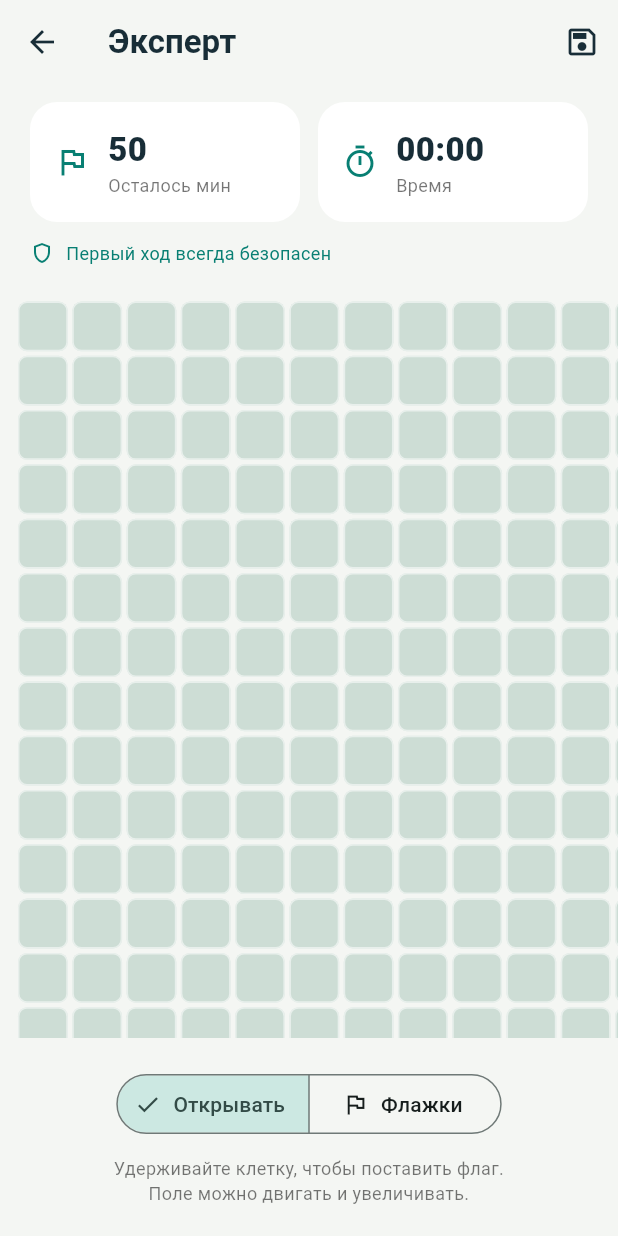
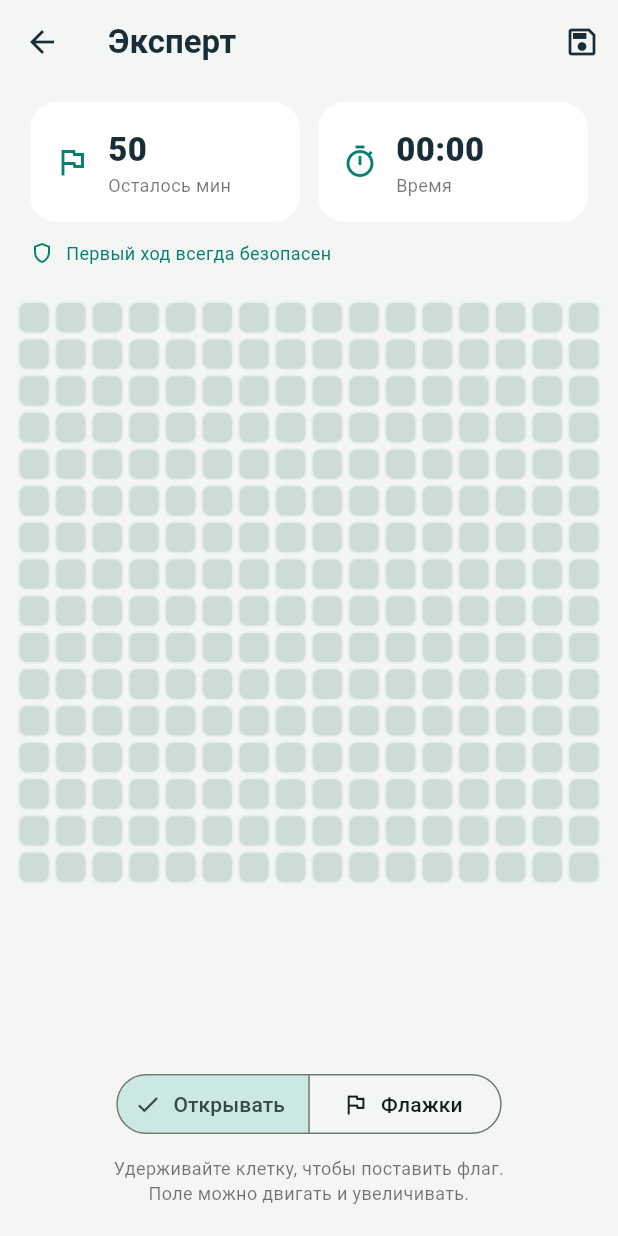
Before and after one commit to 13danny13/Minesweeper, a Flutter app: the screen it shows after launch, after a tap on "Любитель", after a tap on "Эксперт", after a tap on "Новая игра", on a phone screen of 412 x 824 dp. Run offline on Flutter 3.47's test engine with Material 3 defaults, Android fonts, the light colour scheme and no system bars; our stand-ins replace shared_preferences.

Commit message:
fix: scale game board and menu to screen dimensions

```diff
--- a/lib/main.dart
+++ b/lib/main.dart
@@ -145,8 +145,7 @@ class _HomeScreenState extends State<HomeScreen> {
       body: Center(
         child: ConstrainedBox(
           constraints: const BoxConstraints(maxWidth: 640),
-          child: ListView(
-            padding: const EdgeInsets.fromLTRB(24, 20, 24, 32),
+          child: HeightAdaptiveMenu(
             children: [
               Container(
                 padding: const EdgeInsets.all(28),
@@ -288,6 +287,44 @@ class _HomeScreenState extends State<HomeScreen> {
   }
 }
 
+/// Scale the whole menu with the usable height while retaining vertical scroll
+/// on very short screens and when accessibility text makes content taller.
+class HeightAdaptiveMenu extends StatelessWidget {
+  const HeightAdaptiveMenu({super.key, required this.children});
+
+  final List<Widget> children;
+
+  @override
+  Widget build(BuildContext context) => SafeArea(
+    child: LayoutBuilder(
+      builder: (context, constraints) {
+        final scale = (constraints.maxHeight / 1050).clamp(.7, 1.1);
+        return SingleChildScrollView(
+          child: SizedBox(
+            width: constraints.maxWidth,
+            child: FittedBox(
+              fit: BoxFit.fitWidth,
+              alignment: Alignment.topCenter,
+              child: SizedBox(
+                key: const ValueKey('menu-content'),
+                width: constraints.maxWidth / scale,
+                child: Padding(
+                  padding: const EdgeInsets.fromLTRB(24, 20, 24, 32),
+                  child: Column(
+                    mainAxisSize: MainAxisSize.min,
+                    crossAxisAlignment: CrossAxisAlignment.stretch,
+                    children: children,
+                  ),
+                ),
+              ),
+            ),
+          ),
+        );
+      },
+    ),
+  );
+}
+
 class GameScreen extends StatefulWidget {
   const GameScreen({super.key, required this.store, required this.game});
   final GameStore store;
@@ -419,26 +456,25 @@ class _GameScreenState extends State<GameScreen> with WidgetsBindingObserver {
               Expanded(
                 child: LayoutBuilder(
                   builder: (context, constraints) {
-                    // Keep cells tappable on narrow screens; the board supports pan and zoom.
-                    final extent = (constraints.maxWidth - 24).clamp(
-                      320.0,
-                      740.0,
+                    // Fit every difficulty to the viewport before manual zoom.
+                    final width = (constraints.maxWidth - 24).clamp(
+                      0.0,
+                      double.infinity,
                     );
-                    final cell = (extent / game.difficulty.columns).clamp(
-                      36.0,
-                      58.0,
-                    );
-                    final width = cell * game.difficulty.columns;
+                    final height =
+                        width * game.difficulty.rows / game.difficulty.columns;
                     return InteractiveViewer(
+                      key: ValueKey('board-viewport-${constraints.maxWidth}'),
                       constrained: false,
-                      minScale: .6,
+                      minScale: 1,
                       maxScale: 2.5,
                       boundaryMargin: const EdgeInsets.all(24),
                       child: Padding(
                         padding: const EdgeInsets.all(12),
                         child: SizedBox(
+                          key: const ValueKey('game-board'),
                           width: width,
-                          height: cell * game.difficulty.rows,
+                          height: height,
                           child: GridView.builder(
                             physics: const NeverScrollableScrollPhysics(),
                             padding: EdgeInsets.zero,
@@ -552,6 +588,10 @@ class _GameScreenState extends State<GameScreen> with WidgetsBindingObserver {
             onTap: () => move(index),
             onLongPress: () => move(index, flag: true),
             child: Center(
+              child: Padding(
+                padding: const EdgeInsets.all(2),
+                child: FittedBox(
+                  fit: BoxFit.scaleDown,
                   child: wrongFlag
                       ? const Icon(Icons.close, size: 20, color: Colors.red)
                       : mine
@@ -568,6 +608,8 @@ class _GameScreenState extends State<GameScreen> with WidgetsBindingObserver {
                           ),
                         )
                       : null,
+                ),
+              ),
             ),
           ),
         ),
@@ -766,7 +808,8 @@ class _RecordsScreenState extends State<RecordsScreen> {
               const SizedBox(height: 16),
               if (wins.isEmpty)
                 const EmptyCard(
-                  text: 'Первый рекорд ещё впереди.\nЗавершите игру без единой мины.',
+                  text:
+                      'Первый рекорд ещё впереди.\nЗавершите игру без единой мины.',
                 )
               else
                 for (var i = 0; i < wins.length && i < 5; i++)
```
Also changed, not shown: 1 other file. Lines whose indentation alone changed are shown as unchanged.
